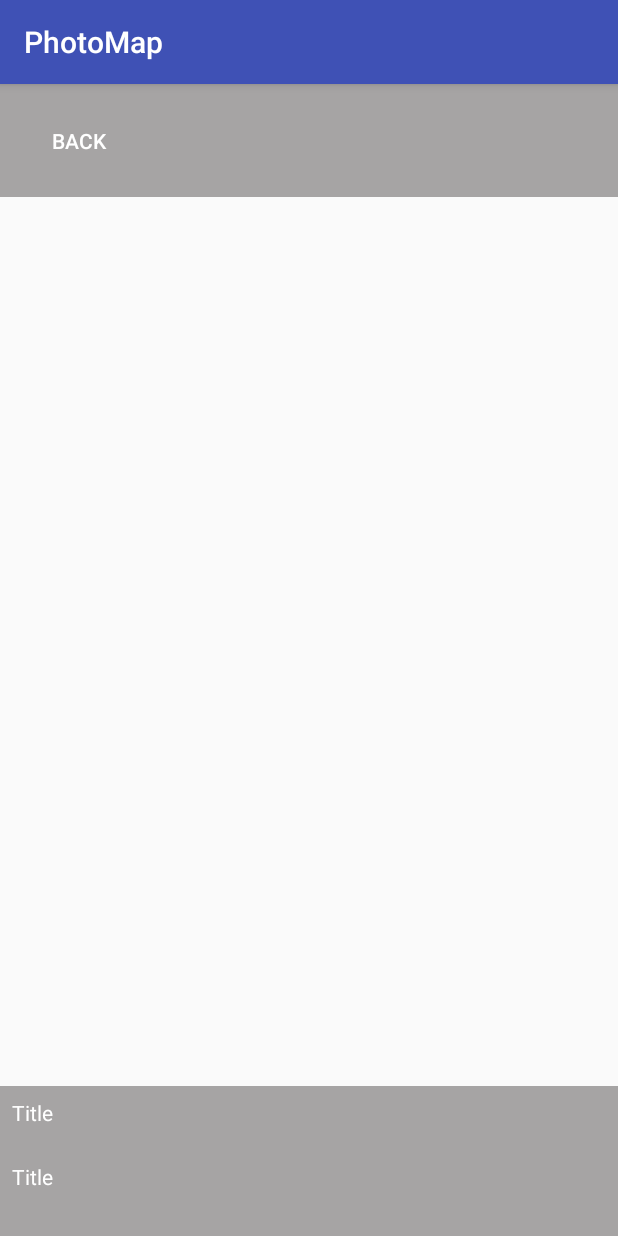
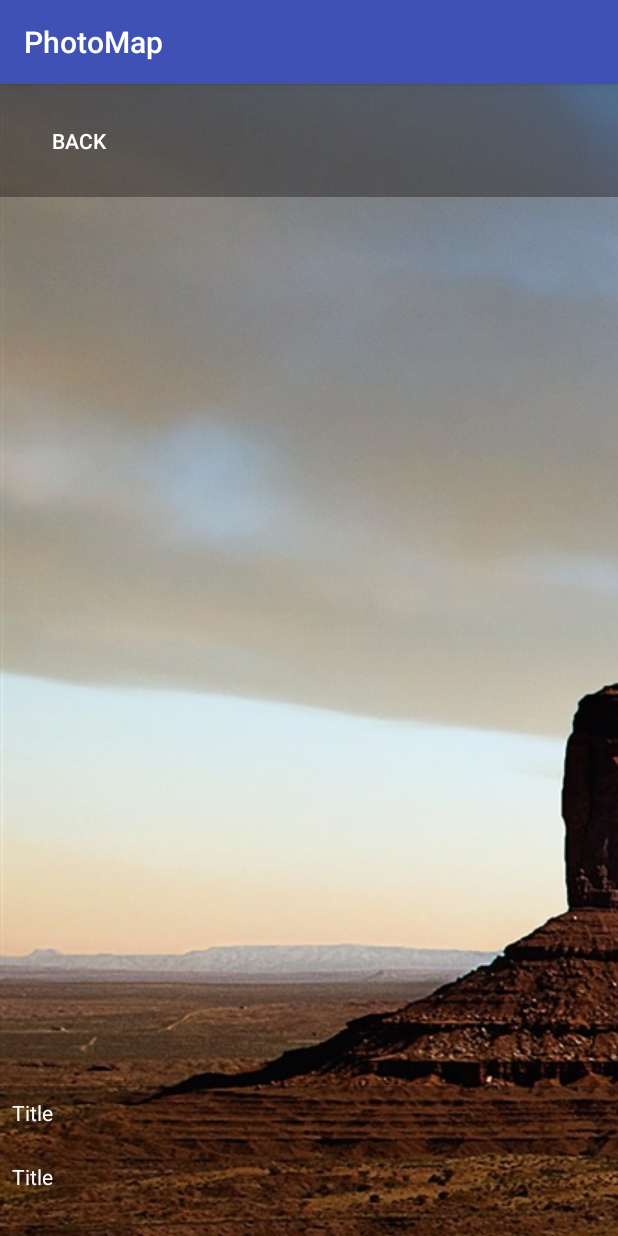
Before and after one commit to mazkewich/TMP, an Android app: the PhotoActivity screen opened directly, with no data from a screen before it, on a phone screen of 412 x 824 dp. Run offline under Robolectric (Android 15) with nearby library versions, the phone set to English and light mode, and no system bars; 2 statements that could not run were skipped.

Commit message:
Add vertical and horizontal scroll

```diff
--- a/app/src/main/res/layout/activity_photo.xml
+++ b/app/src/main/res/layout/activity_photo.xml
@@ -6,22 +6,26 @@
     android:layout_height="match_parent"
     tools:context="photomap.com.richard.photomap.presentation.photo.PhotoActivity">
 
-    <ScrollView
+    <HorizontalScrollView
         android:layout_width="0dp"
         android:layout_height="0dp"
         app:layout_constraintBottom_toBottomOf="parent"
         app:layout_constraintEnd_toEndOf="parent"
-        app:layout_constraintLeft_toLeftOf="parent"
-        app:layout_constraintRight_toRightOf="parent"
         app:layout_constraintStart_toStartOf="parent"
         app:layout_constraintTop_toTopOf="parent">
 
-        <LinearLayout
-            android:layout_width="match_parent"
-            android:layout_height="wrap_content"
-            android:orientation="vertical" />
+        <ScrollView
+            android:layout_width="wrap_content"
+            android:layout_height="wrap_content">
 
-    </ScrollView>
+            <ImageView
+                android:id="@+id/imageView2"
+                android:layout_width="match_parent"
+                android:layout_height="wrap_content"
+                android:contentDescription="@string/photo_list_image_description"
+                app:srcCompat="@drawable/ic_1920_1200_201008100955062320111" />
+        </ScrollView>
+    </HorizontalScrollView>
 
     <android.support.constraint.ConstraintLayout
         android:layout_width="0dp"
```
Also changed, not shown: app/src/main/res/drawable/ic_1920_1200_201008100955062320111.jpg (added), app/src/main/res/drawable/ic_large_vertical_us_flag.png (added).
